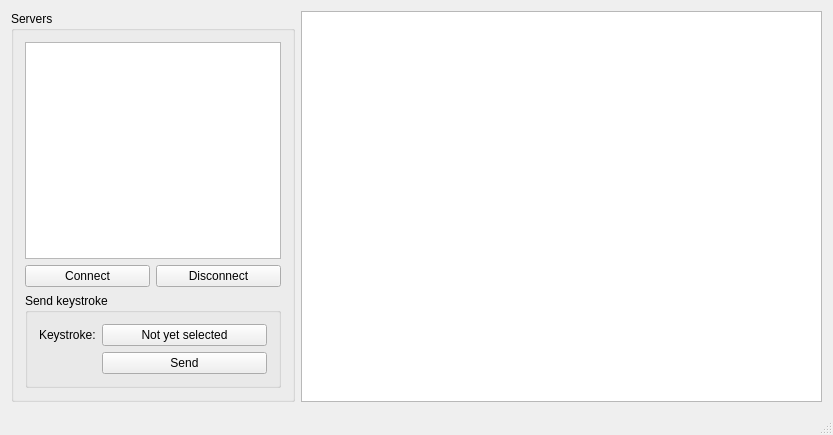
Before: the Qt Designer form client/mainwindow.ui in sebastiano-barrera/progetto-PDS, drawn with Qt 5.
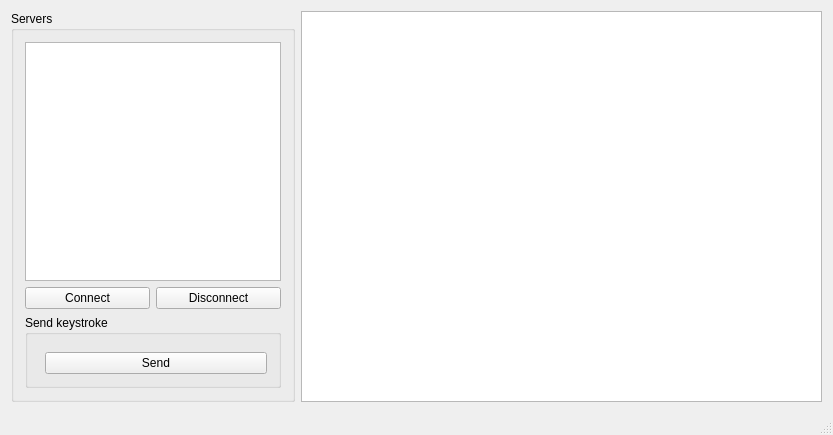
After: the same form once the commit is applied. Custom widgets are drawn as their Qt base class.

Commit message: client: allow manual specification of keystroke

What changed in the file:
```diff
--- a/client/mainwindow.ui
+++ b/client/mainwindow.ui
@@ -30,7 +30,7 @@
        <item>
         <widget class="QTreeView" name="serverListView">
          <property name="sizePolicy">
-          <sizepolicy hsizetype="Fixed" vsizetype="Expanding">
+          <sizepolicy hsizetype="MinimumExpanding" vsizetype="Expanding">
            <horstretch>0</horstretch>
            <verstretch>0</verstretch>
           </sizepolicy>
@@ -67,17 +67,10 @@
           <string>Send keystroke</string>
          </property>
          <layout class="QFormLayout" name="formLayout">
-          <item row="1" column="0">
-           <widget class="QLabel" name="label">
-            <property name="text">
-             <string>Keystroke:</string>
-            </property>
-           </widget>
-          </item>
           <item row="1" column="1">
-           <widget class="KeystrokeSelector" name="keySelector">
-            <property name="text">
-             <string>Not yet selected</string>
+           <widget class="KeystrokeSelector" name="keySelector" native="true">
+            <property name="text" stdset="0">
+             <string/>
             </property>
            </widget>
           </item>
@@ -122,7 +115,7 @@
  <customwidgets>
   <customwidget>
    <class>KeystrokeSelector</class>
-   <extends>QPushButton</extends>
+   <extends>QWidget</extends>
    <header>keystrokeselector.h</header>
   </customwidget>
  </customwidgets>
```
Left out of the diff: 3 changed lines with no effect on the pictures. The commit also changes 4 other files.
